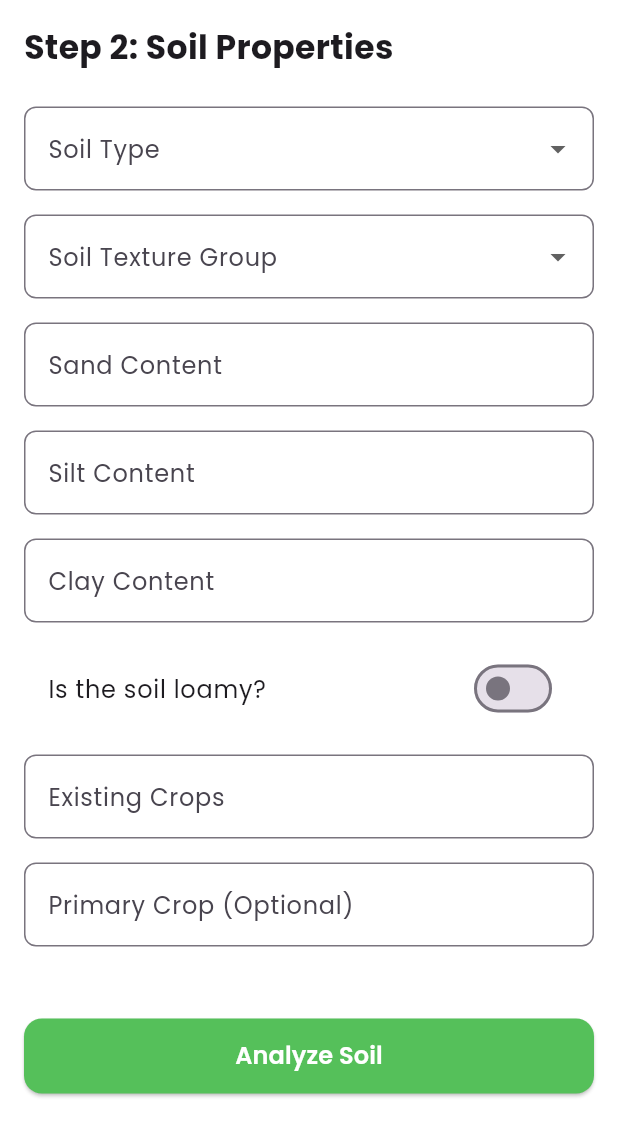
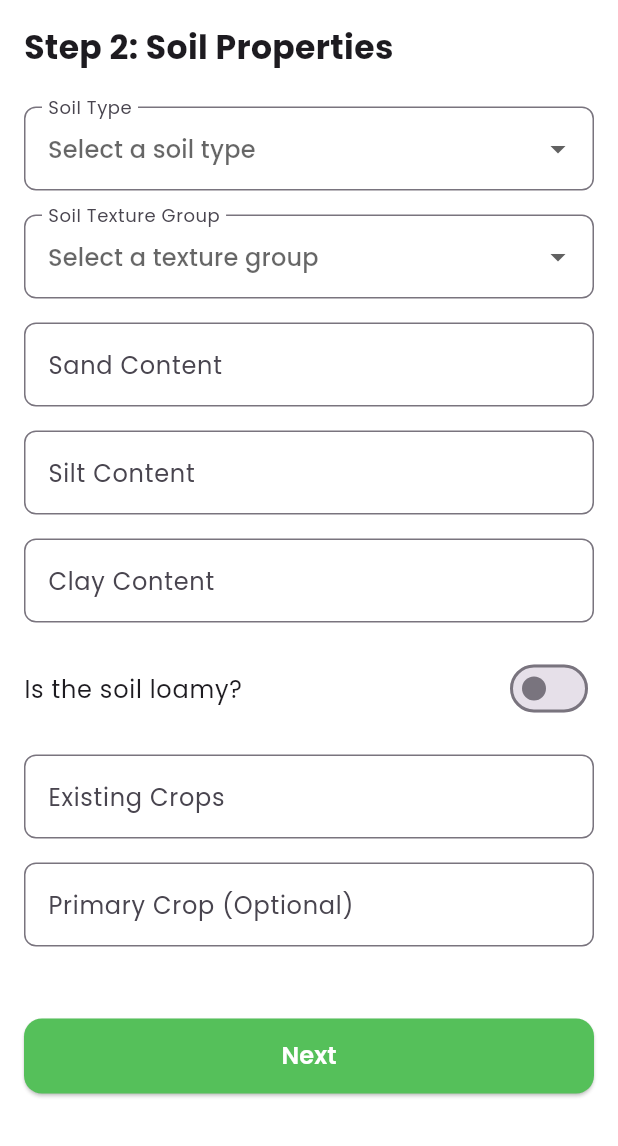
Before and after one commit to shaheenNawaf/npk_s_v2, a Flutter app: the SoilChemistryScreen screen opened directly, scrolled down 701 dp, after a tap on "Next", on a phone screen of 412 x 824 dp, the part 90-1236 px from its top. Run offline on Flutter 3.47's test engine with Material 3 defaults, Android fonts, the phone set to English and light mode, and no system bars; our stand-ins replace csv, file_picker, geolocator, google_fonts, google_generative_ai; missing offline and left inert: excel.

Commit message:
Initial UI for the 3-step input format by AJ

```diff
--- a/lib/models/soil_data.dart
+++ b/lib/models/soil_data.dart
@@ -30,6 +30,11 @@ class SoilData {
   bool? isLoam;
   String? existingCrops;
   String? primaryCrop;
+  double? latitude;
+  double? longitude;
+  double? avgTempC;
+  double? avgHumidity;
+  double? avgPrecipitation;
 
   SoilData({
     this.description,
@@ -60,6 +65,11 @@ class SoilData {
     this.isLoam,
     this.existingCrops,
     this.primaryCrop,
+    this.latitude,
+    this.longitude,
+    this.avgTempC,
+    this.avgHumidity,
+    this.avgPrecipitation,
   });
 
   factory SoilData.fromMap(Map<String, dynamic> data) {
@@ -145,6 +155,11 @@ class SoilData {
       'isLoam': isLoam,
       'existingCrops': existingCrops,
       'primaryCrop': primaryCrop,
+      'latitude': latitude,
+      'longitude': longitude,
+      'avgTempC': avgTempC,
+      'avgHumidity': avgHumidity,
+      'avgPrecipitation': avgPrecipitation,
     };
   }
 }
--- a/lib/pages/soil_properties_screen.dart
+++ b/lib/pages/soil_properties_screen.dart
@@ -1,10 +1,8 @@
-// lib/screens/soil_properties_screen.dart
-
 import 'package:flutter/material.dart';
 import 'package:google_fonts/google_fonts.dart';
 import '../models/soil_data.dart';
 import 'widgets/app_bar.dart';
-import 'results_screen.dart';
+import 'location_climate_screen.dart';
 
 class SoilPropertiesScreen extends StatefulWidget {
   final SoilData soilData;
@@ -19,7 +17,6 @@ class _SoilPropertiesScreenState extends State<SoilPropertiesScreen> {
   final _formKey = GlobalKey<FormState>();
   late SoilData _soilData;
 
-  // Dropdown options
   final List<String> _soilTypes = [
     'Beach sand',
     'Silty clay',
@@ -69,7 +66,7 @@ class _SoilPropertiesScreenState extends State<SoilPropertiesScreen> {
     super.dispose();
   }
 
-  void _onAnalyze() {
+  void _onNext() {
     if (_formKey.currentState!.validate()) {
       setState(() {
         _soilData.soilType = _selectedSoilType;
@@ -88,7 +85,7 @@ class _SoilPropertiesScreenState extends State<SoilPropertiesScreen> {
       Navigator.push(
         context,
         MaterialPageRoute(
-          builder: (context) => ResultsScreen(soilData: _soilData),
+          builder: (context) => LocationClimateScreen(soilData: _soilData),
         ),
       );
     }
@@ -113,27 +110,49 @@ class _SoilPropertiesScreenState extends State<SoilPropertiesScreen> {
                 ),
               ),
               const SizedBox(height: 24),
+
               _buildDropdown(
                 "Soil Type",
+                "Select a soil type",
                 _soilTypes,
                 _selectedSoilType,
                 (val) => setState(() => _selectedSoilType = val),
               ),
               _buildDropdown(
                 "Soil Texture Group",
+                "Select a texture group",
                 _textureGroups,
                 _selectedTextureGroup,
                 (val) => setState(() => _selectedTextureGroup = val),
               ),
-              _buildTextField("Sand Content", "%", _sandController),
-              _buildTextField("Silt Content", "%", _siltController),
-              _buildTextField("Clay Content", "%", _clayController),
+
+              _buildTextField(
+                "Sand Content",
+                "%",
+                _sandController,
+                isNumeric: true,
+              ),
+              _buildTextField(
+                "Silt Content",
+                "%",
+                _siltController,
+                isNumeric: true,
+              ),
+              _buildTextField(
+                "Clay Content",
+                "%",
+                _clayController,
+                isNumeric: true,
+              ),
+
               SwitchListTile(
                 title: Text("Is the soil loamy?", style: GoogleFonts.poppins()),
                 value: _isLoam,
                 onChanged: (val) => setState(() => _isLoam = val),
-                activeColor: Theme.of(context).primaryColor,
+                activeThumbColor: Theme.of(context).primaryColor,
+                contentPadding: EdgeInsets.zero,
               ),
+
               const SizedBox(height: 16),
               _buildTextField(
                 "Existing Crops",
@@ -147,9 +166,10 @@ class _SoilPropertiesScreenState extends State<SoilPropertiesScreen> {
                 _primaryCropController,
                 isOptional: true,
               ),
+
               const SizedBox(height: 32),
               ElevatedButton(
-                onPressed: _onAnalyze,
+                onPressed: _onNext,
                 style: ElevatedButton.styleFrom(
                   backgroundColor: Theme.of(context).primaryColor,
                   minimumSize: const Size(double.infinity, 50),
@@ -158,7 +178,7 @@ class _SoilPropertiesScreenState extends State<SoilPropertiesScreen> {
                   ),
                 ),
                 child: Text(
-                  "Analyze Soil",
+                  "Next",
                   style: GoogleFonts.poppins(
                     color: Colors.white,
                     fontWeight: FontWeight.w600,
@@ -173,8 +193,10 @@ class _SoilPropertiesScreenState extends State<SoilPropertiesScreen> {
     );
   }
 
+  // Helper widget for creating dropdowns consistently
   Widget _buildDropdown(
     String label,
+    String hint,
     List<String> items,
     String? selectedValue,
     ValueChanged<String?> onChanged,
@@ -182,32 +204,44 @@ class _SoilPropertiesScreenState extends State<SoilPropertiesScreen> {
     return Padding(
       padding: const EdgeInsets.only(bottom: 16.0),
       child: DropdownButtonFormField<String>(
-        value: selectedValue,
+        initialValue: selectedValue,
         onChanged: onChanged,
         decoration: InputDecoration(
           labelText: label,
+          hintText: hint,
           border: OutlineInputBorder(borderRadius: BorderRadius.circular(8)),
         ),
         items:
             items.map((String value) {
-              return DropdownMenuItem<String>(value: value, child: Text(value));
+              return DropdownMenuItem<String>(
+                value: value,
+                child: Text(value, overflow: TextOverflow.ellipsis),
+              );
             }).toList(),
+        validator: (value) {
+          if (value == null) {
+            return 'Please select an option';
+          }
+          return null;
+        },
       ),
     );
   }
 
+  // Helper widget for creating text fields consistently
   Widget _buildTextField(
     String label,
     String unit,
     TextEditingController controller, {
     bool isOptional = false,
+    bool isNumeric = false,
   }) {
     return Padding(
       padding: const EdgeInsets.only(bottom: 16.0),
       child: TextFormField(
         controller: controller,
         keyboardType:
-            unit == '%'
+            isNumeric
                 ? const TextInputType.numberWithOptions(decimal: true)
                 : TextInputType.text,
         decoration: InputDecoration(
@@ -219,6 +253,12 @@ class _SoilPropertiesScreenState extends State<SoilPropertiesScreen> {
           if (!isOptional && (value == null || value.isEmpty)) {
             return 'This field cannot be empty';
           }
+          if (isNumeric &&
+              value != null &&
+              value.isNotEmpty &&
+              double.tryParse(value) == null) {
+            return 'Please enter a valid number';
+          }
           return null;
         },
       ),
--- a/pubspec.yaml
+++ b/pubspec.yaml
@@ -19,6 +19,7 @@ dependencies:
   cupertino_icons: ^1.0.8
   google_fonts: ^6.3.1
   http: ^1.5.0
+  geolocator: ^14.0.2
 
 dev_dependencies:
   flutter_test:
```
Also changed, not shown: lib/pages/location_climate_screen.dart (added, +206 -0 lines), lib/services/climate_service.dart (added, +78 -0 lines), pubspec.lock, 5 other files.
